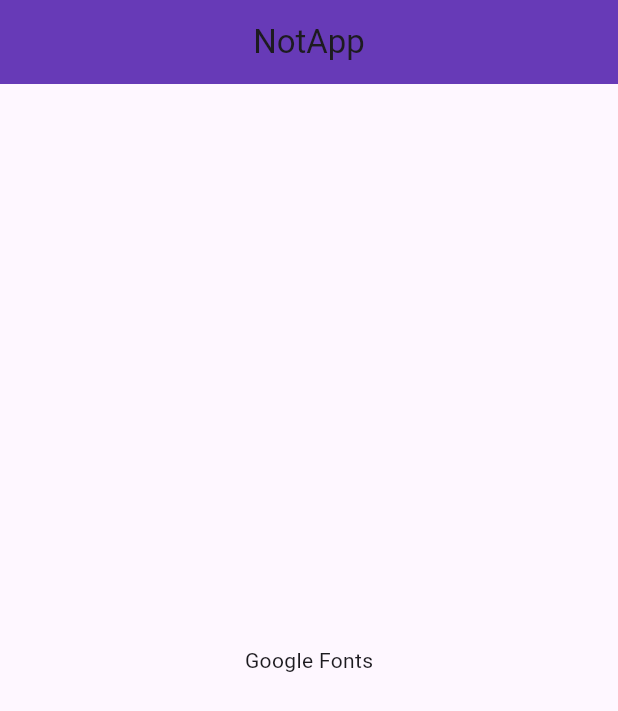
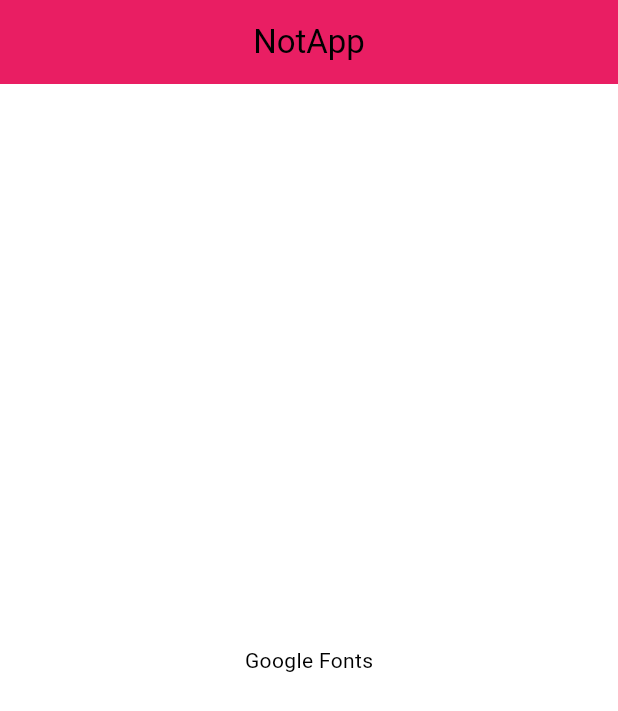
Before and after one commit to Tony-jdl/corso_flutter, a Flutter app: the screen it shows after launch, on a phone screen of 412 x 824 dp. Shown: the top 711 px of the screen. Run offline on Flutter 3.47's test engine with Material 3 defaults, Android fonts, the phone set to English and light mode, and no system bars.

Commit message:
Gestire temi e colori con ThemeDat

```diff
--- a/lib/main.dart
+++ b/lib/main.dart
@@ -1,5 +1,4 @@
 import 'package:flutter/material.dart';
-//import 'package:google_fonts/google_fonts.dart';
 
 void main() {
   runApp(const MyApp());
@@ -14,13 +13,28 @@ class MyApp extends StatelessWidget {
     return MaterialApp(
       title: 'Flutter Demo',
       theme: ThemeData(
-        colorScheme: ColorScheme.fromSeed(
-          seedColor: Colors.deepPurple,
-          primary: Colors.deepPurple,
-          onPrimary: Colors.white,
-        ),
-        useMaterial3: true,
+        colorScheme: ColorScheme.fromSwatch(primarySwatch: Colors.pink),
+        // primarySwatch: Colors.indigo,
+        // textTheme: const TextTheme(
+        //   bodyMedium: TextStyle(
+        //       fontWeight: FontWeight.w400,
+        //       fontSize: 50.0,
+        //       fontStyle: FontStyle.italic,
+        //       color: Colors.pink),
+        // ),
+        // appBarTheme: const AppBarTheme(
+        //   backgroundColor: Colors.teal
+        // ),
+        // scaffoldBackgroundColor: Colors.deepPurpleAccent,
+        // brightness: Brightness.dark
+        // primarySwatch: Colors.indigo, // insieme di colori predefiniti
+        // colorScheme: ColorScheme.fromSwatch(
+        //   primarySwatch: Colors.orange,
+        //   accentColor: Colors.teal,
+        //   backgroundColor: Colors.pinkAccent,
+        // ), // schema colore
       ),
+      // darkTheme: ThemeData.dark(), // temadark
       home: const MyHomePage(title: 'NotApp'),
     );
   }
@@ -36,7 +50,7 @@ class MyHomePage extends StatefulWidget {
 }
 
 class _MyHomePageState extends State<MyHomePage> {
-  final lista = [1, 2, 3, 4, 5, 6, 7, 8, 9, 10, 11, 12];
+  // final lista = [1, 2, 3, 4, 5, 6, 7, 8, 9, 10, 11, 12];
 
   @override
   Widget build(BuildContext context) {
@@ -44,15 +58,10 @@ class _MyHomePageState extends State<MyHomePage> {
       appBar: AppBar(
         title: Text(widget.title),
         centerTitle: true,
-        backgroundColor: Theme.of(context).colorScheme.primary,
+         backgroundColor: Theme.of(context).colorScheme.primary, // in questo modo ovrascrivo il tema applicato sopra in ThemeData()
       ),
-      body: Center(
-        child: Text(
-          'Google Fonts',
-           // style:
-           //    // GoogleFonts.aclonica(fontSize: 50, fontWeight: FontWeight.bold), // font statico
-           //     GoogleFonts.getFont('Aclonica', fontSize: 50), // font dinamico
-        ),
+      body: const Center(
+        child: Text('Google Fonts'),
       ),
     );
   }
```
Also changed, not shown: lib/widgets/CardTesto.dart (+9 -6 lines).
